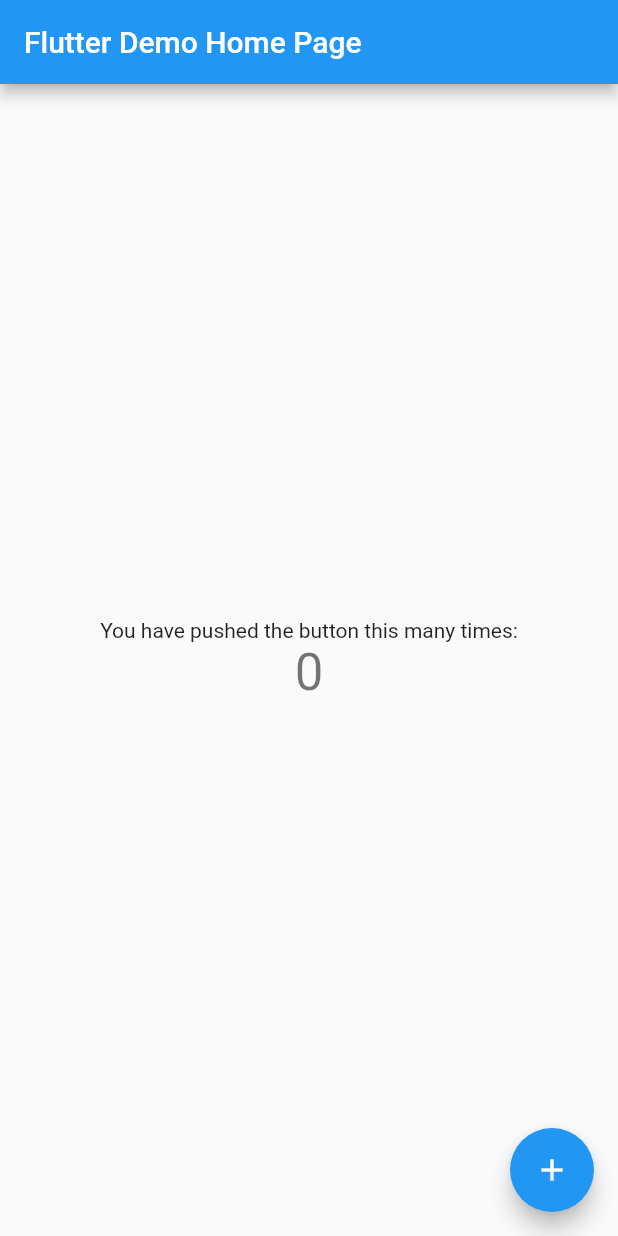
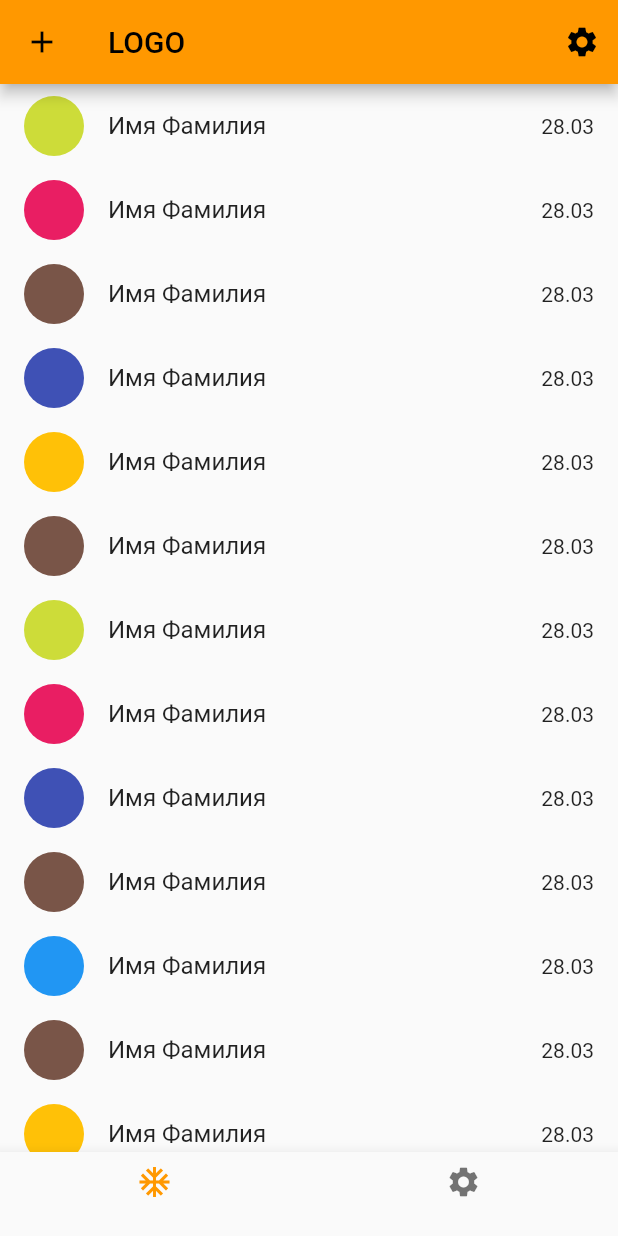
Before and after one commit to SDNS-team/birthday-app, a Flutter app: the screen it shows after launch, on a phone screen of 412 x 824 dp. Run offline on Flutter 3.47's test engine with Material 2 defaults, Android fonts, the phone set to English and light mode, and no system bars; our stand-ins replace flutter_riverpod, freezed_annotation, state_notifier.

Commit message:
add skins concept

```diff
--- /dev/null
+++ b/lib/app.dart
@@ -0,0 +1,81 @@
+import 'package:birthday_app/components/skins/scaffold/scaffold_classic.dart';
+import 'package:birthday_app/components/skins/scaffold/scaffold_iphone1.dart';
+import 'package:birthday_app/components/skins/scaffold/skin_scaffold.dart';
+import 'package:birthday_app/friends/page/friends_ipone1.dart';
+import 'package:birthday_app/settigns/page/settings_classic.dart';
+import 'package:birthday_app/settigns/page/settings_iphone1.dart';
+import 'package:birthday_app/settigns/settings_interactor.dart';
+import 'package:birthday_app/skin_switcher.dart';
+import 'package:flutter/material.dart';
+
+import 'friends/contacts_interactor.dart';
+import 'friends/page/friends_classic.dart';
+import 'settigns/settings.dart';
+
+class App extends StatelessWidget {
+  const App({Key? key}) : super(key: key);
+
+  @override
+  Widget build(BuildContext context) {
+    return MaterialApp(
+      title: 'Birthday App Demo',
+      theme: ThemeData(
+        primarySwatch: Colors.orange,
+      ),
+      home: const MyHomePage(),
+    );
+  }
+}
+
+class MyHomePage extends StatefulWidget {
+  const MyHomePage({Key? key}) : super(key: key);
+
+  @override
+  State<MyHomePage> createState() => _MyHomePageState();
+}
+
+class _MyHomePageState extends State<MyHomePage> {
+  @override
+  Widget build(BuildContext context) {
+    return SkinSwitcher(
+      skins: {
+        Skin.classic: (context) => ClassicScaffold(
+              bottomPages: [
+                TabPage(
+                  (context) => FriendsPage(
+                    interactor: FriendsInteractor(),
+                  ),
+                  const BottomNavigationBarItem(
+                      icon: Icon(Icons.ac_unit), label: ''),
+                ),
+                TabPage(
+                  (context) => SettingsPage(
+                    interactor: SettingsInteractor(),
+                  ),
+                  const BottomNavigationBarItem(
+                      icon: Icon(Icons.settings), label: ''),
+                ),
+              ],
+            ),
+        Skin.iphone1: (context) => IPhoneScaffold(
+              bottomPages: [
+                TabPage(
+                  (context) => FriendsIphone1Page(
+                    interactor: FriendsInteractor(),
+                  ),
+                  const BottomNavigationBarItem(
+                      icon: Icon(Icons.ac_unit), label: ''),
+                ),
+                TabPage(
+                  (context) => SettingsIphone1Page(
+                    interactor: SettingsInteractor(),
+                  ),
+                  const BottomNavigationBarItem(
+                      icon: Icon(Icons.settings), label: ''),
+                ),
+              ],
+            ),
+      },
+    );
+  }
+}
--- /dev/null
+++ b/lib/components/skins/scaffold/scaffold_classic.dart
@@ -0,0 +1,34 @@
+import 'package:birthday_app/components/skins/scaffold/skin_scaffold.dart';
+import 'package:flutter/material.dart';
+import 'package:flutter_riverpod/flutter_riverpod.dart';
+
+import '../../../providers.dart';
+
+class ClassicScaffold extends ConsumerStatefulWidget {
+  const ClassicScaffold({Key? key, required this.bottomPages})
+      : super(key: key);
+
+  final List<TabPage> bottomPages;
+
+  @override
+  ConsumerState<ClassicScaffold> createState() => _ClassicScaffoldState();
+}
+
+class _ClassicScaffoldState extends ConsumerState<ClassicScaffold> {
+  @override
+  Widget build(BuildContext context) {
+    final current = ref.watch(bottomNavBarPage);
+    final stateHolder = ref.watch(bottomNavBarPage.notifier);
+
+    return Scaffold(
+      body: widget.bottomPages[current].pageBuilder(context),
+      bottomNavigationBar: BottomNavigationBar(
+        currentIndex: current,
+        items: widget.bottomPages.map((p) => p.navigationBarItem).toList(),
+        onTap: (index) => setState(() {
+          stateHolder.navigateTo(index);
+        }),
+      ),
+    );
+  }
+}
--- /dev/null
+++ b/lib/components/skins/scaffold/skin_scaffold.dart
@@ -0,0 +1,14 @@
+import 'package:flutter/material.dart';
+
+class TabPage {
+  final WidgetBuilder pageBuilder;
+  final BottomNavigationBarItem navigationBarItem;
+
+  const TabPage(this.pageBuilder, this.navigationBarItem);
+}
+
+abstract class SkinScaffold {
+  WidgetBuilder get builder;
+  Widget build(BuildContext context);
+  Widget buildScaffold(BuildContext context, covariant Widget bottomNavBar);
+}
--- /dev/null
+++ b/lib/friends/page/friends_classic.dart
@@ -0,0 +1,52 @@
+import 'package:birthday_app/utils/random_color.dart';
+import 'package:flutter/material.dart';
+
+import '../contacts_interactor.dart';
+
+class FriendsPage extends StatelessWidget {
+  const FriendsPage({Key? key, required this.interactor}) : super(key: key);
+
+  final FriendsInteractor interactor;
+
+  @override
+  Widget build(BuildContext context) {
+    return Scaffold(
+      appBar: _buildAppBar(context),
+      body: _buildBody(context),
+    );
+  }
+
+  AppBar _buildAppBar(BuildContext context) {
+    return AppBar(
+      leading: IconButton(
+        icon: const Icon(Icons.add),
+        onPressed: () {
+          interactor.addContact(context);
+        },
+      ),
+      title: const Text('LOGO'),
+      actions: [
+        IconButton(
+          icon: const Icon(Icons.settings),
+          onPressed: () {
+            interactor.openSettings(context);
+          },
+        ),
+      ],
+    );
+  }
+
+  Widget _buildBody(BuildContext context) {
+    return ListView.builder(
+      itemBuilder: (context, index) {
+        return ListTile(
+          leading: CircleAvatar(
+            backgroundColor: randomColor(),
+          ),
+          title: const Text('Имя Фамилия'),
+          trailing: const Text('28.03'),
+        );
+      },
+    );
+  }
+}
--- a/lib/main.dart
+++ b/lib/main.dart
@@ -1,115 +1,8 @@
 import 'package:flutter/material.dart';
+import 'package:flutter_riverpod/flutter_riverpod.dart';
 
-void main() {
-  runApp(const MyApp());
+import 'app.dart';
+
+void main() async {
+  runApp(const ProviderScope(child: App()));
 }
-
-class MyApp extends StatelessWidget {
-  const MyApp({Key? key}) : super(key: key);
-
-  // This widget is the root of your application.
-  @override
-  Widget build(BuildContext context) {
-    return MaterialApp(
-      title: 'Flutter Demo',
-      theme: ThemeData(
-        // This is the theme of your application.
-        //
-        // Try running your application with "flutter run". You'll see the
-        // application has a blue toolbar. Then, without quitting the app, try
-        // changing the primarySwatch below to Colors.green and then invoke
-        // "hot reload" (press "r" in the console where you ran "flutter run",
-        // or simply save your changes to "hot reload" in a Flutter IDE).
-        // Notice that the counter didn't reset back to zero; the application
-        // is not restarted.
-        primarySwatch: Colors.blue,
-      ),
-      home: const MyHomePage(title: 'Flutter Demo Home Page'),
-    );
-  }
-}
-
-class MyHomePage extends StatefulWidget {
-  const MyHomePage({Key? key, required this.title}) : super(key: key);
-
-  // This widget is the home page of your application. It is stateful, meaning
-  // that it has a State object (defined below) that contains fields that affect
-  // how it looks.
-
-  // This class is the configuration for the state. It holds the values (in this
-  // case the title) provided by the parent (in this case the App widget) and
-  // used by the build method of the State. Fields in a Widget subclass are
-  // always marked "final".
-
-  final String title;
-
-  @override
-  State<MyHomePage> createState() => _MyHomePageState();
-}
-
-class _MyHomePageState extends State<MyHomePage> {
-  int _counter = 0;
-
-  void _incrementCounter() {
-    setState(() {
-      // This call to setState tells the Flutter framework that something has
-      // changed in this State, which causes it to rerun the build method below
-      // so that the display can reflect the updated values. If we changed
-      // _counter without calling setState(), then the build method would not be
-      // called again, and so nothing would appear to happen.
-      _counter++;
-    });
-  }
-
-  @override
-  Widget build(BuildContext context) {
-    // This method is rerun every time setState is called, for instance as done
-    // by the _incrementCounter method above.
-    //
-    // The Flutter framework has been optimized to make rerunning build methods
-    // fast, so that you can just rebuild anything that needs updating rather
-    // than having to individually change instances of widgets.
-    return Scaffold(
-      appBar: AppBar(
-        // Here we take the value from the MyHomePage object that was created by
-        // the App.build method, and use it to set our appbar title.
-        title: Text(widget.title),
-      ),
-      body: Center(
-        // Center is a layout widget. It takes a single child and positions it
-        // in the middle of the parent.
-        child: Column(
-          // Column is also a layout widget. It takes a list of children and
-          // arranges them vertically. By default, it sizes itself to fit its
-          // children horizontally, and tries to be as tall as its parent.
-          //
-          // Invoke "debug painting" (press "p" in the console, choose the
-          // "Toggle Debug Paint" action from the Flutter Inspector in Android
-          // Studio, or the "Toggle Debug Paint" command in Visual Studio Code)
-          // to see the wireframe for each widget.
-          //
-          // Column has various properties to control how it sizes itself and
-          // how it positions its children. Here we use mainAxisAlignment to
-          // center the children vertically; the main axis here is the vertical
-          // axis because Columns are vertical (the cross axis would be
-          // horizontal).
-          mainAxisAlignment: MainAxisAlignment.center,
-          children: <Widget>[
-            const Text(
-              'You have pushed the button this many times:',
-            ),
-            Text(
-              '$_counter',
-              style: Theme.of(context).textTheme.headline4,
-            ),
-          ],
-        ),
-      ),
-      floatingActionButton: FloatingActionButton(
-        onPressed: _incrementCounter,
-        tooltip: 'Increment',
-        child: const Icon(Icons.add),
-      ), // This trailing comma makes auto-formatting nicer for build methods.
-    );
-  }
-}
--- /dev/null
+++ b/lib/providers.dart
@@ -0,0 +1,15 @@
+import 'package:birthday_app/settigns/settings_state_holder.dart';
+import 'package:flutter_riverpod/flutter_riverpod.dart';
+
+import 'bottom_nav_page_state_holder.dart';
+import 'settigns/settings.dart';
+
+final settingsStateProvider =
+    StateNotifierProvider<SettingsStateHolder, Settings>(
+  (ref) => SettingsStateHolder(const Settings()),
+);
+
+final bottomNavBarPage =
+    StateNotifierProvider<BottomNavPageIndexStateHolder, int>(
+  (ref) => BottomNavPageIndexStateHolder(0),
+);
--- /dev/null
+++ b/lib/settigns/settings_interactor.dart
@@ -0,0 +1,11 @@
+import 'package:birthday_app/providers.dart';
+import 'package:flutter_riverpod/flutter_riverpod.dart';
+
+import 'settings.dart';
+
+class SettingsInteractor {
+  void setSkin(WidgetRef ref, Skin skin) {
+    final stateHolder = ref.read(settingsStateProvider.notifier);
+    stateHolder.setSkin(skin);
+  }
+}
--- /dev/null
+++ b/lib/skin_switcher.dart
@@ -0,0 +1,39 @@
+import 'package:birthday_app/providers.dart';
+import 'package:flutter/material.dart';
+import 'package:flutter_riverpod/flutter_riverpod.dart';
+
+import 'settigns/settings.dart';
+
+/// Переключает скины приложения.
+class SkinSwitcher extends ConsumerWidget {
+  const SkinSwitcher({Key? key, required this.skins}) : super(key: key);
+
+  final Map<Skin, WidgetBuilder> skins;
+
+  @override
+  Widget build(BuildContext context, WidgetRef ref) {
+    final skin = ref.watch(settingsStateProvider.select((s) => s.skin));
+
+    final builder = skins[skin];
+    if (builder != null) {
+      return builder(context);
+    }
+    return const _UnknownSkin();
+  }
+}
+
+class _UnknownSkin extends StatelessWidget {
+  const _UnknownSkin({Key? key}) : super(key: key);
+
+  @override
+  Widget build(BuildContext context) {
+    return Scaffold(
+      appBar: AppBar(
+        title: const Text('😢'),
+      ),
+      body: const Center(
+        child: Text('Unknown Skin!'),
+      ),
+    );
+  }
+}
```
Also changed, not shown: lib/bottom_nav_page_state_holder.dart (added, +7 -0 lines), lib/components/skins/scaffold/scaffold_iphone1.dart (added, +34 -0 lines), lib/friends/contacts_interactor.dart (added, +40 -0 lines), lib/friends/page/friends_ipone1.dart (added, +52 -0 lines), lib/settigns/page/settings_classic.dart (added, +53 -0 lines), lib/settigns/page/settings_iphone1.dart (added, +56 -0 lines), lib/settigns/settings.dart (added, +10 -0 lines), lib/settigns/settings_state_holder.dart (added, +9 -0 lines), lib/utils/random_color.dart (added, +15 -0 lines), lib/friends/models/friend.dart (added), lib/settigns/settings.freezed.dart (added).
